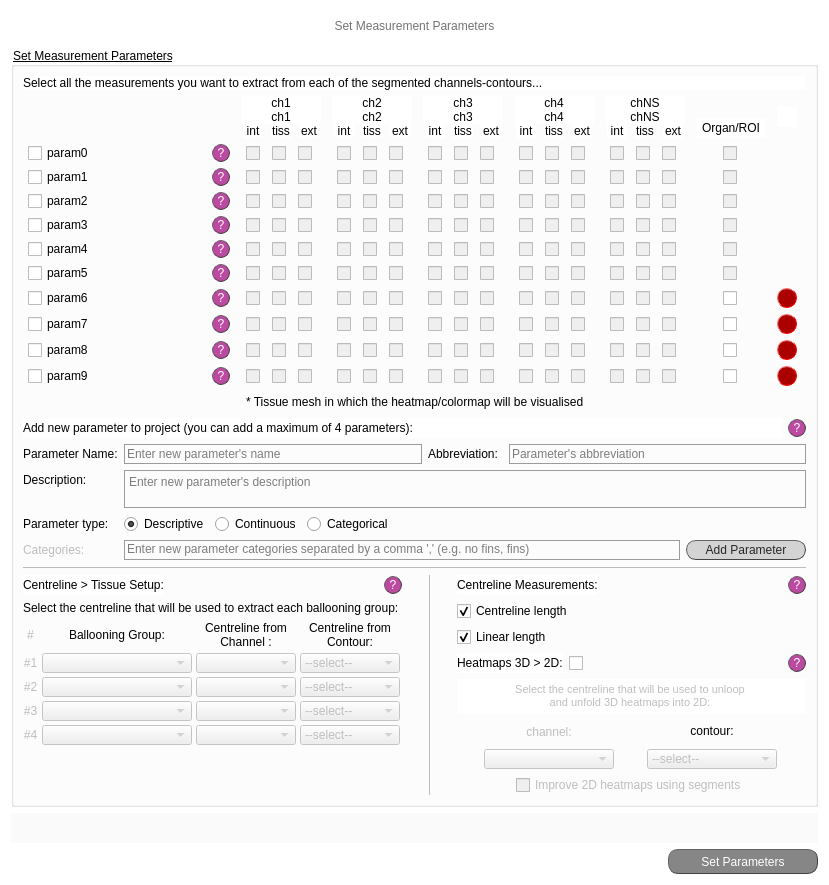
This is src/gui/ui/set_meas_screen.ui in jsanchez679/morphoHeart_rev as Qt 5 draws it before an edit. The edited form follows.
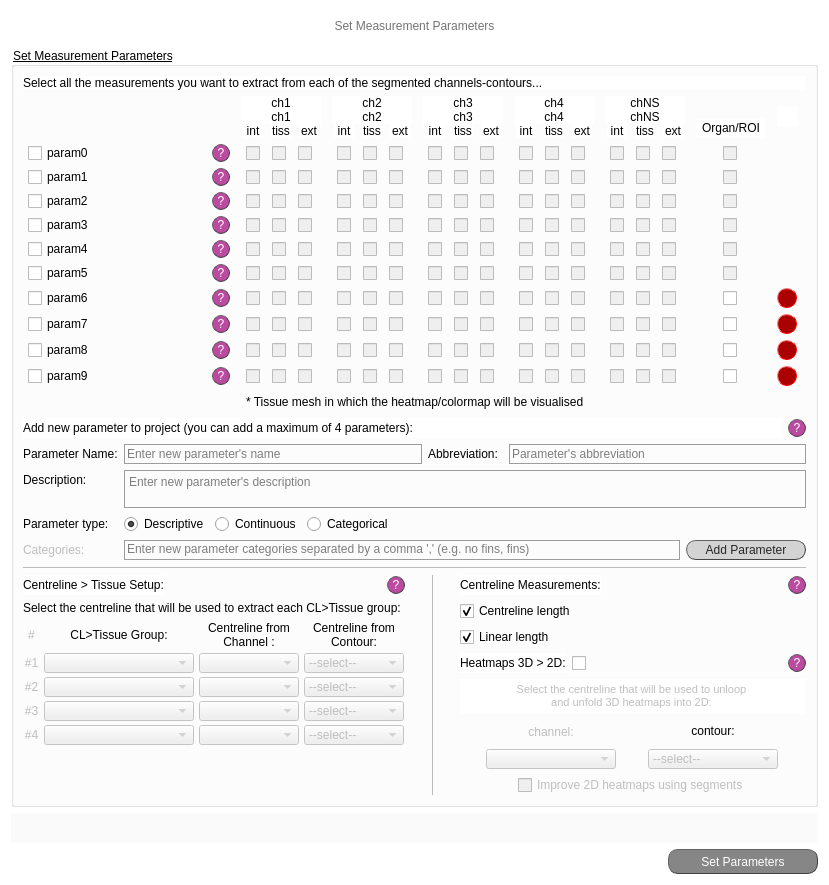
This is the edited form.

Commit message: Fixed ballooning name to cl to tiss. Screenshots of New Proj

The edit to the form file:
```diff
--- a/src/gui/ui/set_meas_screen.ui
+++ b/src/gui/ui/set_meas_screen.ui
@@ -10103,7 +10103,7 @@
              <string notr="true">font: 25 10pt &quot;Calibri Light&quot;;</string>
             </property>
             <property name="text">
-             <string>Select the centreline that will be used to extract each ballooning group: </string>
+             <string>Select the centreline that will be used to extract each CL&gt;Tissue group: </string>
             </property>
            </widget>
           </item>
@@ -10166,7 +10166,7 @@
                  <string notr="true">font: 25 10pt &quot;Calibri Light&quot;;</string>
                 </property>
                 <property name="text">
-                 <string>Ballooning Group:</string>
+                 <string>CL&gt;Tissue Group:</string>
                 </property>
                 <property name="alignment">
                  <set>Qt::AlignCenter</set>
```
The commit also changes 6 other files.
